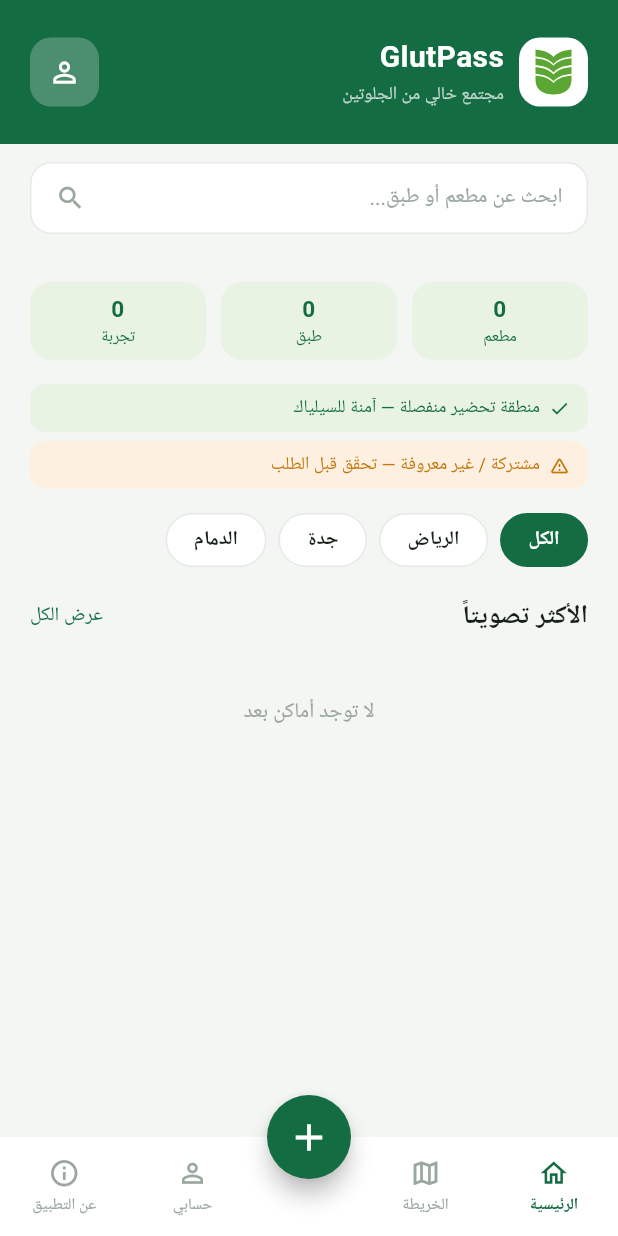
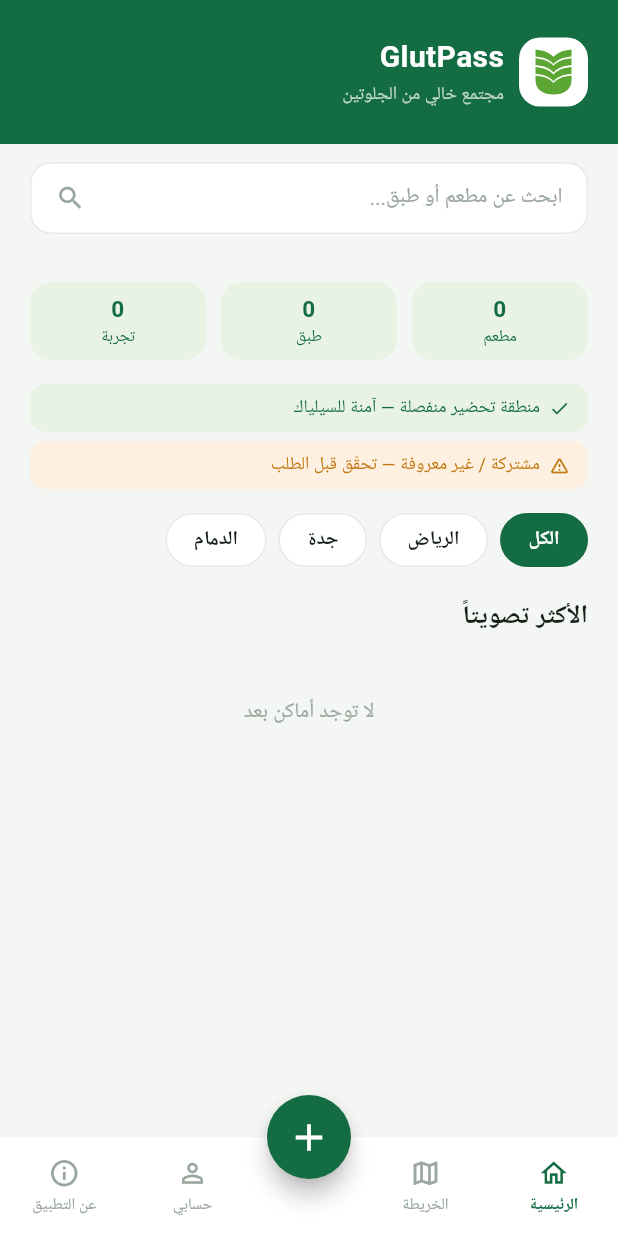
Before and after one commit to almubarky05588-lab/glutpass, a Flutter app: the Shell screen opened directly, on a phone screen of 412 x 824 dp. Run offline on Flutter 3.47's test engine with Material 3 defaults, Android fonts, the light colour scheme and no system bars; our stand-ins replace firebase_core, firebase_messaging, flutter_map, google_fonts, image_picker, latlong2 and 2 more; accounts and stored records are empty; Roboto replaces fonts that are missing (Tajawal).

Commit message:
Update home.dart
Signed-off-by: almubarky05588-lab <almubarky05588@gmail.com>

```diff
--- a/lib/screens/home.dart
+++ b/lib/screens/home.dart
@@ -90,8 +90,6 @@ class _HomeScreenState extends State<HomeScreen> {
             Text('الأكثر تصويتاً',
                 style: TextStyle(
                     color: cDark, fontSize: 17, fontWeight: FontWeight.w700)),
-            Spacer(),
-            Text('عرض الكل', style: TextStyle(color: cGreen, fontSize: 13)),
           ])),
           const SizedBox(height: 10),
           if (ps.isEmpty)
@@ -139,15 +137,6 @@ class _HomeScreenState extends State<HomeScreen> {
                 Text('مجتمع خالي من الجلوتين',
                     style: TextStyle(color: Colors.white70, fontSize: 12)),
               ]),
-          const Spacer(),
-          Container(
-              width: 46,
-              height: 46,
-              decoration: BoxDecoration(
-                  color: Colors.white24,
-                  borderRadius: BorderRadius.circular(14)),
-              child: const Icon(Icons.person_outline,
-                  color: Colors.white, size: 22)),
         ]),
       );
 
```
